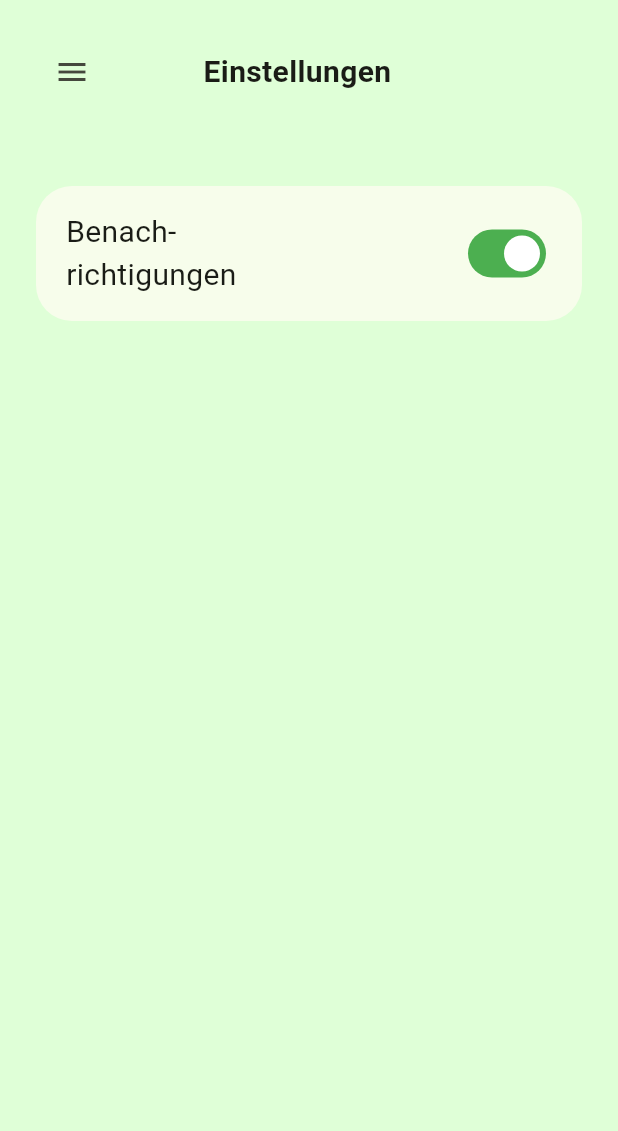
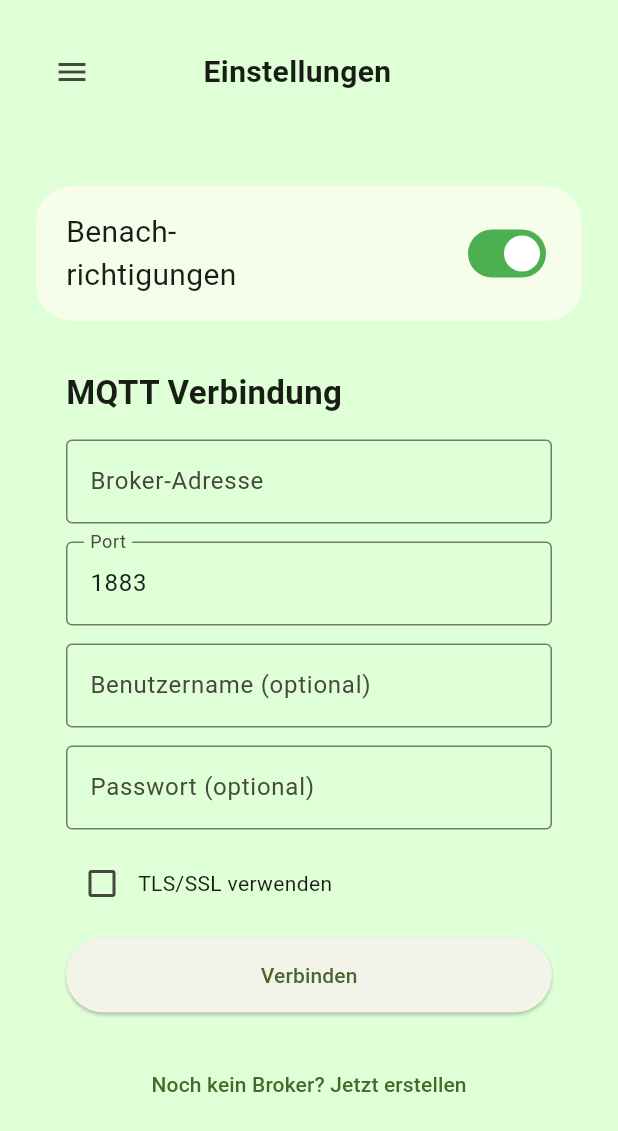
Before and after one commit to SpartanProgram/balkon-bewaesserung-app, a Flutter app: the EinstellungenScreen screen opened directly, on a phone screen of 412 x 824 dp. Shown: the top 1131 px of the screen. Run offline on Flutter 3.47's test engine with Material 3 defaults, Android fonts, the phone set to English and light mode, and no system bars.

Commit message:
created a new section for connecting to an MQTT broker
Former-commit-id: a22c250380b9a0473c86fc2ffcb2dc31f0762b39

```diff
--- a/Software/lib/einstellungen.dart
+++ b/Software/lib/einstellungen.dart
@@ -1,7 +1,6 @@
 import 'package:flutter/material.dart';
 import 'widgets/custom_scaffold.dart';
 import 'package:flutter/services.dart';
-
 
 class EinstellungenScreen extends StatefulWidget {
   const EinstellungenScreen({super.key});
@@ -12,15 +11,43 @@ class EinstellungenScreen extends StatefulWidget {
 
 class _EinstellungenScreenState extends State<EinstellungenScreen> {
   bool _benachrichtigungenAktiv = true;
+  bool _useTLS = false;
+
+  final TextEditingController _brokerController = TextEditingController();
+  final TextEditingController _portController = TextEditingController(text: '1883');
+  final TextEditingController _usernameController = TextEditingController();
+  final TextEditingController _passwordController = TextEditingController();
+
+  void _connectToBroker() {
+    final broker = _brokerController.text.trim();
+    final port = int.tryParse(_portController.text.trim());
+    final username = _usernameController.text.trim();
+    final password = _passwordController.text.trim();
+
+    if (broker.isEmpty || port == null) {
+      ScaffoldMessenger.of(context).showSnackBar(
+        const SnackBar(content: Text("Bitte Broker-Adresse und Port angeben")),
+      );
+      return;
+    }
+
+    // TODO: Replace with real connection logic
+    ScaffoldMessenger.of(context).showSnackBar(
+      SnackBar(content: Text("Verbinde mit $broker:$port...")),
+    );
+  }
 
   @override
   Widget build(BuildContext context) {
     return CustomScaffold(
       title: "Einstellungen",
-      body: Column(
+      body: SingleChildScrollView(
+        padding: const EdgeInsets.only(bottom: 24),
+        child: Column(
           crossAxisAlignment: CrossAxisAlignment.start,
           children: [
             const SizedBox(height: 32),
+            // Notification toggle
             Container(
               padding: const EdgeInsets.symmetric(horizontal: 20, vertical: 16),
               decoration: BoxDecoration(
@@ -50,7 +77,92 @@ class _EinstellungenScreenState extends State<EinstellungenScreen> {
                 ],
               ),
             ),
+
+            const SizedBox(height: 32),
+
+            // MQTT Broker settings
+            Padding(
+              padding: const EdgeInsets.symmetric(horizontal: 20),
+              child: Column(
+                crossAxisAlignment: CrossAxisAlignment.start,
+                children: [
+                  const Text(
+                    "MQTT Verbindung",
+                    style: TextStyle(fontSize: 22, fontWeight: FontWeight.bold),
+                  ),
+                  const SizedBox(height: 16),
+                  TextField(
+                    controller: _brokerController,
+                    decoration: const InputDecoration(
+                      labelText: "Broker-Adresse",
+                      border: OutlineInputBorder(),
+                    ),
+                  ),
+                  const SizedBox(height: 12),
+                  TextField(
+                    controller: _portController,
+                    keyboardType: TextInputType.number,
+                    decoration: const InputDecoration(
+                      labelText: "Port",
+                      border: OutlineInputBorder(),
+                    ),
+                  ),
+                  const SizedBox(height: 12),
+                  TextField(
+                    controller: _usernameController,
+                    decoration: const InputDecoration(
+                      labelText: "Benutzername (optional)",
+                      border: OutlineInputBorder(),
+                    ),
+                  ),
+                  const SizedBox(height: 12),
+                  TextField(
+                    controller: _passwordController,
+                    obscureText: true,
+                    decoration: const InputDecoration(
+                      labelText: "Passwort (optional)",
+                      border: OutlineInputBorder(),
+                    ),
+                  ),
+                  const SizedBox(height: 12),
+                  Row(
+                    children: [
+                      Checkbox(
+                        value: _useTLS,
+                        onChanged: (value) {
+                          setState(() {
+                            _useTLS = value ?? false;
+                          });
+                        },
+                      ),
+                      const Text("TLS/SSL verwenden"),
                     ],
+                  ),
+                  const SizedBox(height: 12),
+                  ElevatedButton(
+                    onPressed: _connectToBroker,
+                    style: ElevatedButton.styleFrom(
+                      minimumSize: const Size.fromHeight(50),
+                    ),
+                    child: const Text("Verbinden"),
+                  ),
+                  const SizedBox(height: 24),
+                  Center(
+                    child: TextButton(
+                      onPressed: () {
+                        // TODO: Open browser or show supported providers
+                        ScaffoldMessenger.of(context).showSnackBar(
+                          const SnackBar(content: Text("Externe MQTT-Provider öffnen...")),
+                        );
+                      },
+                      child: const Text("Noch kein Broker? Jetzt erstellen"),
+                    ),
+                  )
+                ],
+              ),
+            ),
+          ],
+        ),
       ),
     );
   }
```
Lines whose indentation alone changed are shown as unchanged.
